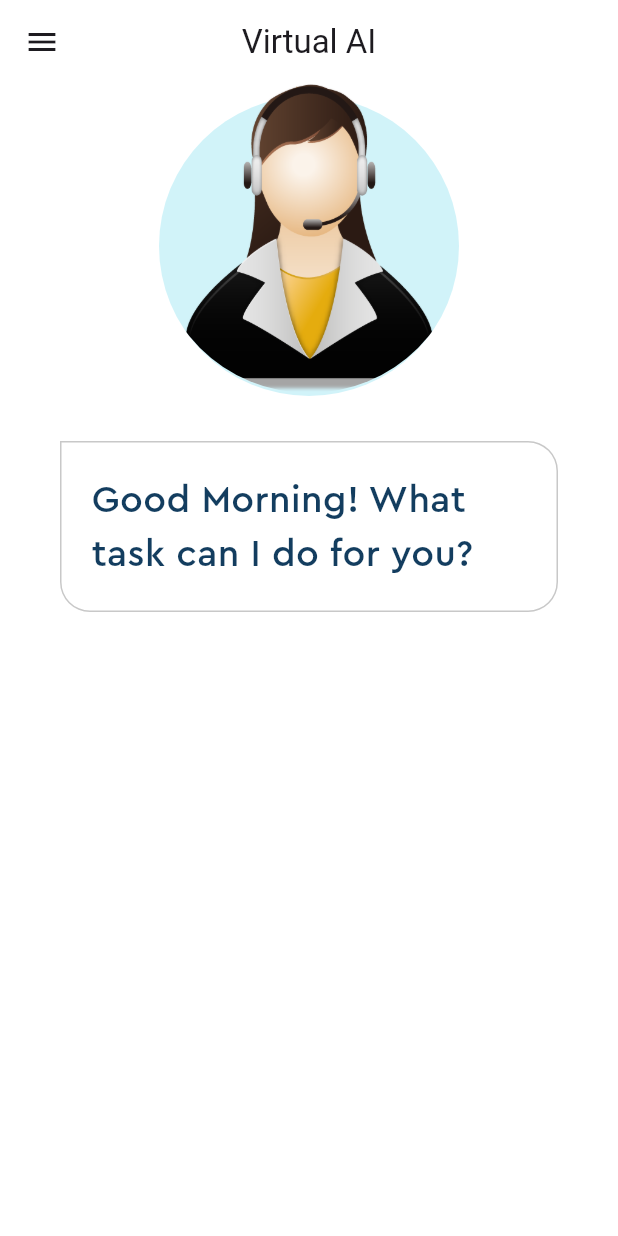
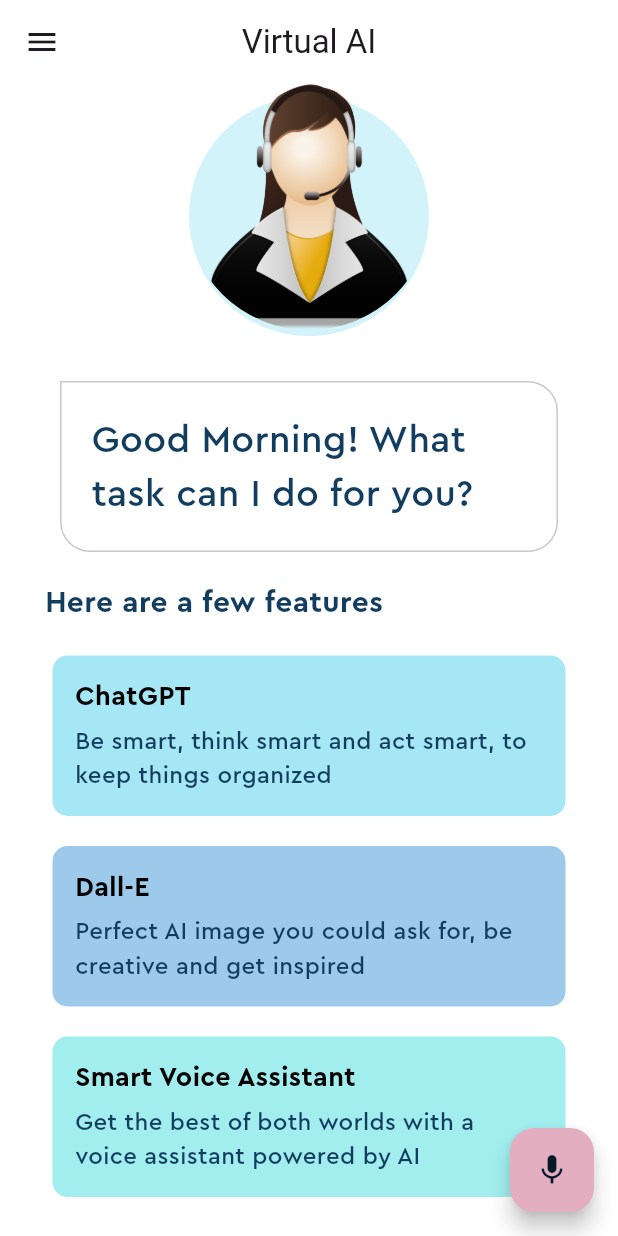
Before and after one commit to Shashanka10/VoiceAssistant_AI, a Flutter app: the screen it shows after launch, on a phone screen of 412 x 824 dp. Run offline on Flutter 3.47's test engine with Material 2 defaults, Android fonts, the phone set to English and light mode, and no system bars.

Commit message:
Home page UI made

```diff
--- /dev/null
+++ b/lib/feature_box.dart
@@ -0,0 +1,64 @@
+import "package:flutter/material.dart";
+import "package:voiceassist_ai/pallete.dart";
+
+class FeatureBox extends StatelessWidget {
+  final Color color;
+  final String headerText;
+  final String desctext;
+  const FeatureBox(
+      {super.key,
+      required this.color,
+      required this.headerText,
+      required this.desctext});
+
+  @override
+  Widget build(BuildContext context) {
+    return Container(
+      margin: const EdgeInsets.symmetric(
+        horizontal: 35,
+        vertical: 10,
+      ),
+      decoration: BoxDecoration(
+          color: color,
+          borderRadius: const BorderRadius.all(
+            Radius.circular(10),
+          )),
+      child: Padding(
+        padding: const EdgeInsets.symmetric(vertical: 15).copyWith(
+          left: 15,
+        ),
+        child: Column(
+          children: [
+            Container(
+              alignment: Alignment.centerLeft,
+              child: Text(
+                headerText,
+                style: const TextStyle(
+                  fontFamily: "Cera Pro",
+                  color: Pallete.blackColor,
+                  fontSize: 18,
+                  fontWeight: FontWeight.bold,
+                ),
+              ),
+            ),
+            Padding(
+              padding: const EdgeInsets.only(
+                right: 20,
+                top: 5,
+              ),
+              child: Text(
+                desctext,
+                style: const TextStyle(
+                  fontFamily: "Cera Pro",
+                  color: Pallete.mainFontColor,
+                  fontSize: 16,
+                  fontWeight: FontWeight.normal,
+                ),
+              ),
+            ),
+          ],
+        ),
+      ),
+    );
+  }
+}
--- a/lib/home_page.dart
+++ b/lib/home_page.dart
@@ -1,4 +1,5 @@
 import "package:flutter/material.dart";
+import "package:voiceassist_ai/feature_box.dart";
 import "package:voiceassist_ai/pallete.dart";
 
 class Homepage extends StatefulWidget {
@@ -24,8 +25,8 @@ class _HomepageState extends State<Homepage> {
             children: [
               Center(
                 child: Container(
-                  height: 200,
-                  width: 200,
+                  height: 160,
+                  width: 160,
                   margin: const EdgeInsets.only(top: 8),
                   decoration: const BoxDecoration(
                     color: Pallete.assistantCircleColor,
@@ -34,8 +35,7 @@ class _HomepageState extends State<Homepage> {
                 ),
               ),
               Container(
-                height: 206,
-                // width: 220,
+                height: 164,
                 decoration: const BoxDecoration(
                   shape: BoxShape.circle,
                   image: DecorationImage(
@@ -70,7 +70,53 @@ class _HomepageState extends State<Homepage> {
               ),
             ),
           ),
+          Container(
+            padding: const EdgeInsets.all(10),
+            alignment: Alignment.centerLeft,
+            margin: const EdgeInsets.only(
+              top: 10,
+              left: 20,
+            ),
+            child: const Text(
+              "Here are a few features",
+              style: TextStyle(
+                fontFamily: 'Cera Pro',
+                color: Pallete.mainFontColor,
+                fontSize: 20,
+                fontWeight: FontWeight.bold,
+              ),
+            ),
+          ),
+          const Column(
+            children: [
+              FeatureBox(
+                color: Pallete.firstSuggestionBoxColor,
+                headerText: "ChatGPT",
+                desctext:
+                    "Be smart, think smart and act smart, to keep things organized",
+              ),
+              FeatureBox(
+                color: Pallete.secondSuggestionBoxColor,
+                headerText: "Dall-E",
+                desctext:
+                    "Perfect AI image you could ask for, be creative and get inspired",
+              ),
+              FeatureBox(
+                color: Pallete.thirdSuggestionBoxColor,
+                headerText: "Smart Voice Assistant",
+                desctext:
+                    "Get the best of both worlds with a voice assistant powered by AI",
+              ),
+            ],
+          )
         ],
+      ),
+      floatingActionButton: FloatingActionButton(
+        onPressed: () {},
+        backgroundColor: Color.fromARGB(255, 227, 175, 192),
+        foregroundColor: const Color.fromARGB(255, 6, 26, 42),
+        splashColor: const Color.fromARGB(255, 136, 190, 200),
+        child: const Icon(Icons.mic),
       ),
     );
   }
```
